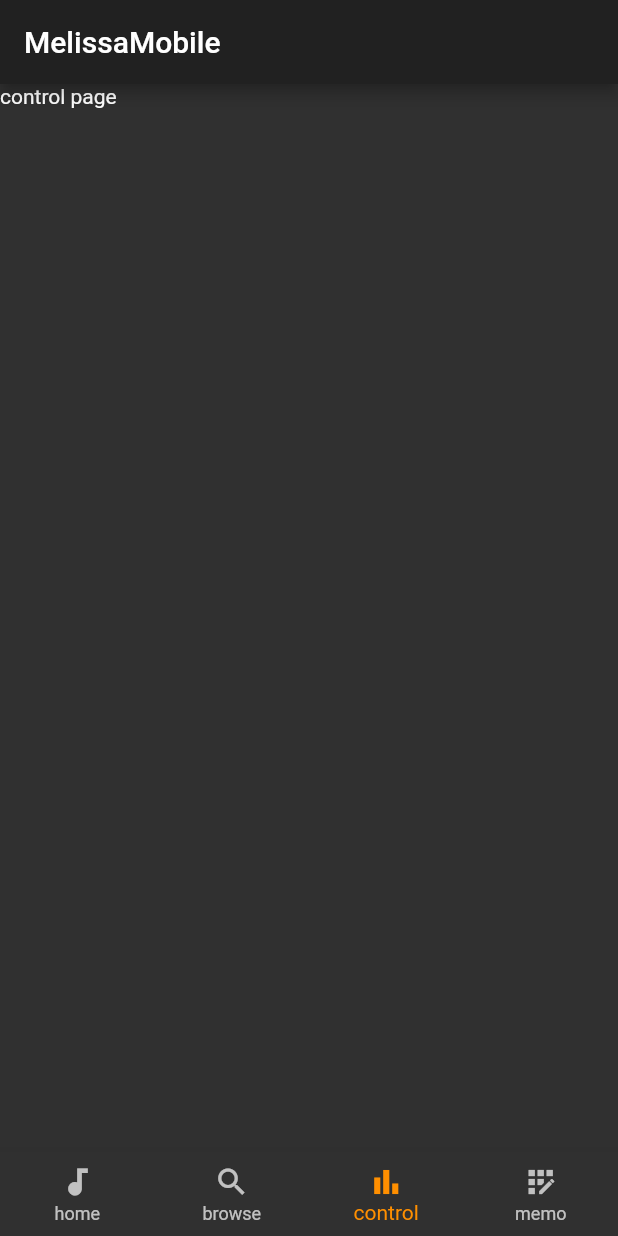
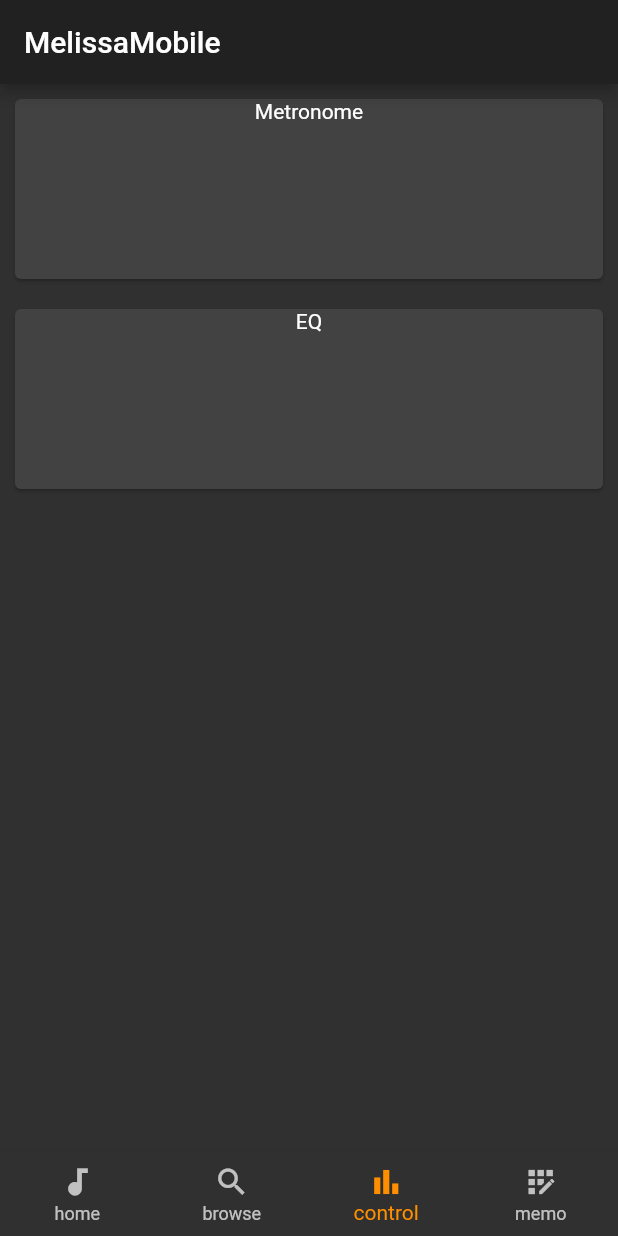
Before and after one commit to mosynthkey/MelissaMobile, a Flutter app: the screen it shows after launch, item 3 of the bottom bar chosen, on a phone screen of 412 x 824 dp. Run offline on Flutter 3.47's test engine with Material 2 defaults, Android fonts, the phone set to English and light mode, and no system bars; missing offline and left inert: seekbar.

Commit message:
control page mock

```diff
--- a/lib/presentation/control/control_page.dart
+++ b/lib/presentation/control/control_page.dart
@@ -11,9 +11,36 @@ class ControlPage extends StatelessWidget {
     return ChangeNotifierProvider<ControlModel>(
       create: (_) => ControlModel()..init(),
       child: Scaffold(
-        body: Consumer<ControlModel>(builder: (context, model, child) {
-          return Text("control page");
-        }),
+        body: Consumer<ControlModel>(
+          builder: (context, model, child) {
+            return ListView(children: [
+              Card(
+                margin: const EdgeInsets.all(10.0),
+                child: Container(
+                  height: 120,
+                  width: double.infinity,
+                  child: Column(
+                    children: [
+                      Text('Metronome'),
+                    ],
+                  ),
+                ),
+              ),
+              Card(
+                margin: const EdgeInsets.all(10.0),
+                child: Container(
+                  height: 120,
+                  width: double.infinity,
+                  child: Column(
+                    children: [
+                      Text('EQ'),
+                    ],
+                  ),
+                ),
+              ),
+            ]);
+          },
+        ),
       ),
     );
   }
```
